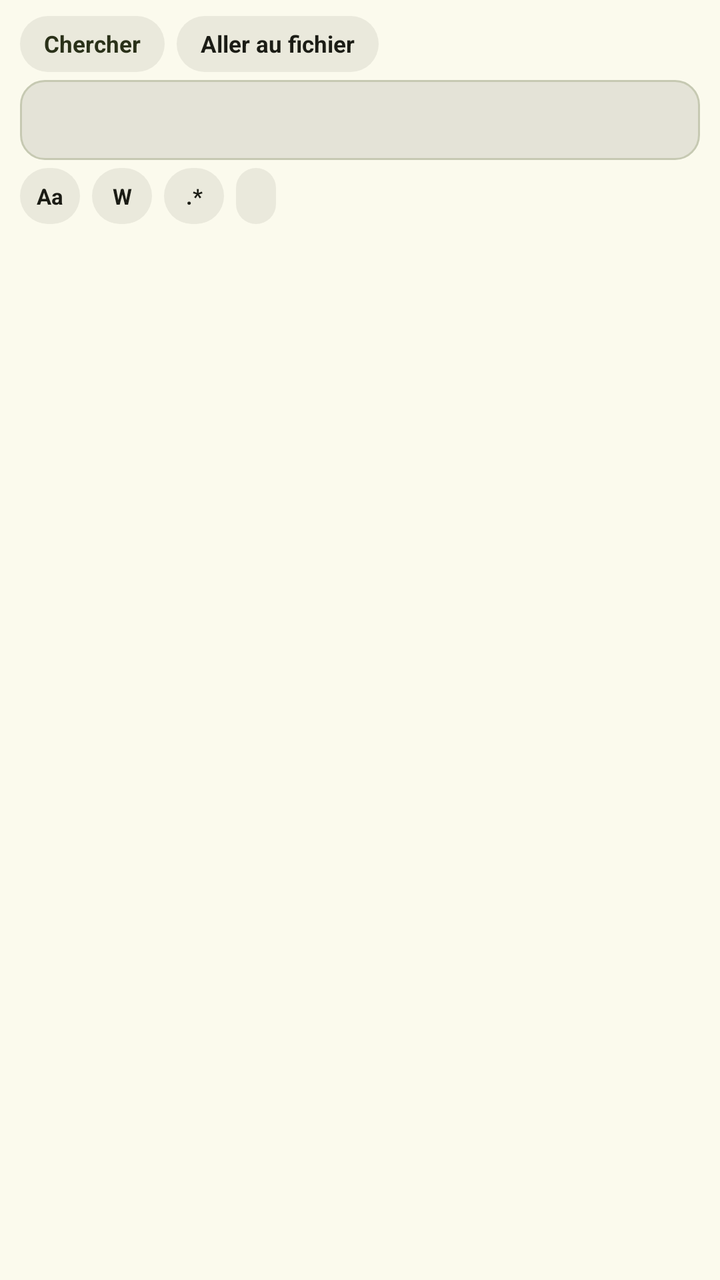
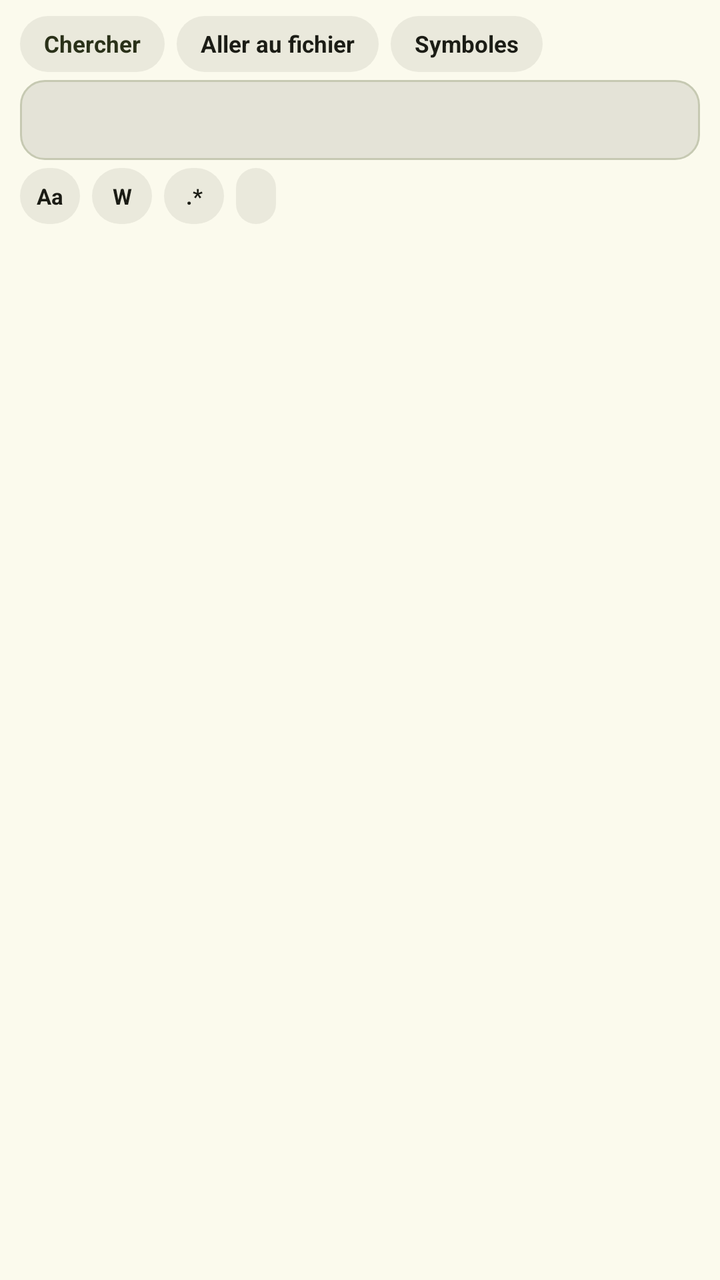

Two renders of the same Android screen: before a commit and after it. Below are the layout's source before the change and the commit's diff.
<!-- AndroidManifest.xml: application theme Theme.JoIDE -->
<!-- res/layout/search_tab_fragment.xml -->
<?xml version="1.0" encoding="utf-8"?>
<LinearLayout xmlns:android="http://schemas.android.com/apk/res/android"
    xmlns:app="http://schemas.android.com/apk/res-auto"
    android:layout_width="match_parent"
    android:layout_height="match_parent"
    android:orientation="vertical">

    
    <LinearLayout
        android:layout_width="match_parent"
        android:layout_height="wrap_content"
        android:orientation="horizontal"
        android:gravity="center_vertical"
        android:paddingStart="10dp"
        android:paddingEnd="10dp"
        android:paddingTop="8dp"
        android:paddingBottom="4dp">

        <TextView
            android:id="@+id/search_mode_text"
            style="@style/Chip"
            android:layout_width="wrap_content"
            android:layout_height="28dp"
            android:gravity="center"
            android:paddingStart="12dp"
            android:paddingEnd="12dp"
            android:text="@string/tiroir_chercher_mode"
            android:textColor="@color/sur_sc2"
            android:textSize="11.5sp"
            android:textStyle="bold" />

        <TextView
            android:id="@+id/search_mode_file"
            style="@style/Chip"
            android:layout_width="wrap_content"
            android:layout_height="28dp"
            android:layout_marginStart="6dp"
            android:gravity="center"
            android:paddingStart="12dp"
            android:paddingEnd="12dp"
            android:text="@string/tiroir_fichier_mode"
            android:textColor="@color/sur"
            android:textSize="11.5sp"
            android:textStyle="bold" />
    </LinearLayout>

    
    <LinearLayout
        android:layout_width="match_parent"
        android:layout_height="wrap_content"
        android:orientation="horizontal"
        android:gravity="center_vertical"
        android:layout_marginStart="10dp"
        android:layout_marginEnd="10dp"
        android:paddingStart="10dp"
        android:paddingEnd="6dp"
        android:background="@drawable/fond_field">

        <EditText
            android:id="@+id/search_field"
            android:layout_width="0dp"
            android:layout_height="40dp"
            android:layout_weight="1"
            android:inputType="text"
            android:imeOptions="actionSearch"
            android:singleLine="true"
            android:background="@null"
            android:textColor="@color/sur"
            android:textColorHint="@color/contour"
            android:textSize="12.5sp" />

        <TextView
            android:id="@+id/search_counter"
            android:layout_width="wrap_content"
            android:layout_height="wrap_content"
            android:layout_marginStart="6dp"
            android:textColor="@color/primaire"
            android:textSize="11.5sp"
            android:textStyle="bold"
            android:visibility="gone" />

        <ImageButton
            android:id="@+id/search_stop"
            style="@style/IconBtn"
            android:layout_width="26dp"
            android:layout_height="26dp"
            android:contentDescription="@string/tiroir_rech_stop"
            android:src="@drawable/ic_stop"
            android:scaleType="centerInside"
            android:visibility="gone"
            app:tint="@color/erreur" />
    </LinearLayout>

    
    <LinearLayout
        android:id="@+id/search_toggles"
        android:layout_width="match_parent"
        android:layout_height="wrap_content"
        android:orientation="horizontal"
        android:gravity="center_vertical"
        android:paddingStart="10dp"
        android:paddingEnd="10dp"
        android:paddingTop="4dp"
        android:paddingBottom="6dp">

        <TextView
            android:id="@+id/search_case"
            android:layout_width="30dp"
            android:layout_height="28dp"
            android:gravity="center"
            android:background="@drawable/fond_chip"
            android:text="@string/tiroir_rech_casse_label"
            android:textColor="@color/sur"
            android:textSize="11sp"
            android:textStyle="bold"
            android:contentDescription="@string/tiroir_rech_casse" />

        <TextView
            android:id="@+id/search_word"
            android:layout_width="30dp"
            android:layout_height="28dp"
            android:layout_marginStart="6dp"
            android:gravity="center"
            android:background="@drawable/fond_chip"
            android:text="@string/tiroir_rech_mot_label"
            android:textColor="@color/sur"
            android:textSize="11sp"
            android:textStyle="bold"
            android:contentDescription="@string/tiroir_rech_mot" />

        <TextView
            android:id="@+id/search_regex"
            android:layout_width="30dp"
            android:layout_height="28dp"
            android:layout_marginStart="6dp"
            android:gravity="center"
            android:background="@drawable/fond_chip"
            android:text="@string/tiroir_rech_regex_label"
            android:textColor="@color/sur"
            android:textSize="11sp"
            android:textStyle="bold"
            android:contentDescription="@string/tiroir_rech_regex" />

        <TextView
            android:id="@+id/search_scope"
            android:layout_width="wrap_content"
            android:layout_height="28dp"
            android:layout_marginStart="6dp"
            android:gravity="center"
            android:paddingStart="10dp"
            android:paddingEnd="10dp"
            android:background="@drawable/fond_chip"
            android:textColor="@color/sur"
            android:textSize="11sp"
            android:textStyle="bold" />
    </LinearLayout>

    
    <LinearLayout
        android:id="@+id/search_replace_box"
        android:layout_width="match_parent"
        android:layout_height="wrap_content"
        android:orientation="horizontal"
        android:gravity="center_vertical"
        android:layout_marginStart="10dp"
        android:layout_marginEnd="10dp"
        android:layout_marginBottom="6dp"
        android:paddingStart="10dp"
        android:paddingEnd="6dp"
        android:background="@drawable/fond_field"
        android:visibility="gone">

        <EditText
            android:id="@+id/search_replace_field"
            android:layout_width="0dp"
            android:layout_height="38dp"
            android:layout_weight="1"
            android:inputType="text"
            android:singleLine="true"
            android:background="@null"
            android:hint="@string/tiroir_rech_remplacer_indice"
            android:textColor="@color/sur"
            android:textColorHint="@color/contour"
            android:textSize="12.5sp" />

        <TextView
            android:id="@+id/search_replace_go"
            android:layout_width="wrap_content"
            android:layout_height="28dp"
            android:gravity="center"
            android:paddingStart="10dp"
            android:paddingEnd="10dp"
            android:background="@drawable/fond_cta"
            android:text="@string/tiroir_rech_tout_remplacer"
            android:textColor="@color/sur_primaire"
            android:textSize="10.5sp"
            android:textStyle="bold" />
    </LinearLayout>

    
    <androidx.recyclerview.widget.RecyclerView
        android:id="@+id/search_results"
        android:layout_width="match_parent"
        android:layout_height="0dp"
        android:layout_weight="1"
        android:paddingStart="10dp"
        android:paddingEnd="10dp"
        android:paddingBottom="10dp"
        android:clipToPadding="false" />
</LinearLayout>
<!-- resources referenced by this layout -->
<resources>
  <color name="contour">#767966</color>
  <color name="erreur">#8F4C38</color>
  <color name="primaire">#465700</color>
  <color name="sur">#1B1C15</color>
  <color name="sur_primaire">#FFFFFF</color>
  <color name="sur_sc2">#2A3119</color>
  <!-- drawable fond_chip (drawable) -->
  <?xml version="1.0" encoding="utf-8"?>
  <shape xmlns:android="http://schemas.android.com/apk/res/android">
      <solid android:color="@color/sc_high" />
      <corners android:radius="19dp" />
  </shape>
  <!-- drawable fond_cta (drawable) -->
  <?xml version="1.0" encoding="utf-8"?>
  <shape xmlns:android="http://schemas.android.com/apk/res/android">
      <solid android:color="@color/primaire" />
      <corners android:topLeftRadius="26dp" android:topRightRadius="12dp"
          android:bottomRightRadius="26dp" android:bottomLeftRadius="12dp" />
  </shape>
  <!-- drawable fond_field (drawable) -->
  <?xml version="1.0" encoding="utf-8"?>
  <shape xmlns:android="http://schemas.android.com/apk/res/android"
      android:shape="rectangle">
      <solid android:color="@color/sc_highest" />
      <stroke android:width="1dp" android:color="@color/contour_var" />
      <corners android:radius="12dp" />
  </shape>
  <string name="tiroir_chercher_mode">Chercher</string>
  <string name="tiroir_fichier_mode">Aller au fichier</string>
  <string name="tiroir_rech_casse">Respecter la casse</string>
  <string name="tiroir_rech_casse_label">Aa</string>
  <string name="tiroir_rech_mot">Mot entier</string>
  <string name="tiroir_rech_mot_label">W</string>
  <string name="tiroir_rech_regex">Expression régulière</string>
  <string name="tiroir_rech_regex_label">.*</string>
  <string name="tiroir_rech_remplacer_indice">Remplacer par…</string>
  <string name="tiroir_rech_stop">Arrêter la recherche</string>
  <string name="tiroir_rech_tout_remplacer">Tout remplacer…</string>
  <style name="Chip" parent="">
          <item name="android:background">@drawable/fond_chip</item>
          <item name="android:minHeight">@dimen/chip_hauteur</item>
          <item name="android:paddingStart">@dimen/chip_padding_h</item>
          <item name="android:paddingEnd">@dimen/chip_padding_h</item>
          <item name="android:gravity">center_vertical</item>
      </style>
  <style name="IconBtn" parent="">
          <item name="android:background">@drawable/fond_iconbtn</item>
      </style>
  <color name="sc_high">#EAE9DC</color>
  <color name="sc_highest">#E4E3D7</color>
  <color name="contour_var">#C6C9B2</color>
  <dimen name="chip_hauteur">38dp</dimen>
  <dimen name="chip_padding_h">15dp</dimen>
  <!-- drawable fond_iconbtn (drawable) -->
  <?xml version="1.0" encoding="utf-8"?>
  <selector xmlns:android="http://schemas.android.com/apk/res/android">
      <item android:state_pressed="true">
          <shape><solid android:color="#1B1C1510" /><corners android:radius="20dp" /></shape>
      </item>
      <item>
          <shape><solid android:color="#00000000" /><corners android:radius="20dp" /></shape>
      </item>
  </selector>
  <color name="conteneur_primaire">#C7EE45</color>
  <color name="sur_conteneur_primaire">#273300</color>
  <color name="sc2">#DEE5C3</color>
  <color name="tertiaire">#6C3E85</color>
  <color name="sur_tertiaire">#FFFFFF</color>
  <color name="conteneur_tertiaire">#F2D9FF</color>
  <color name="sur_conteneur_tertiaire">#3E2457</color>
  <color name="sc">#EFEEE2</color>
  <color name="sur_var">#45483A</color>
  <color name="conteneur_erreur">#FFDBD1</color>
  <color name="sur_conteneur_erreur">#5B1A0B</color>
  <color name="fond">#FBFAED</color>
  <color name="sc_low">#F5F4E7</color>
  <color name="sc_lowest">#FFFFFF</color>
  <!-- unchanged entries left out for length: 2 -->
</resources>

<!-- the commit's change to res/layout/search_tab_fragment.xml (unified diff, before → after) -->
@@ -39,6 +39,21 @@
             android:paddingStart="12dp"
             android:paddingEnd="12dp"
             android:text="@string/tiroir_fichier_mode"
+            android:textColor="@color/sur"
+            android:textSize="11.5sp"
+            android:textStyle="bold" />
+
+        
+        <TextView
+            android:id="@+id/search_mode_symbols"
+            style="@style/Chip"
+            android:layout_width="wrap_content"
+            android:layout_height="28dp"
+            android:layout_marginStart="6dp"
+            android:gravity="center"
+            android:paddingStart="12dp"
+            android:paddingEnd="12dp"
+            android:text="@string/tiroir_symboles_mode"
             android:textColor="@color/sur"
             android:textSize="11.5sp"
             android:textStyle="bold" />
<!-- resource entries referenced after the edit -->
@@ -38,6 +38,7 @@
   <string name="tiroir_rech_remplacer_indice">Remplacer par…</string>
   <string name="tiroir_rech_stop">Arrêter la recherche</string>
   <string name="tiroir_rech_tout_remplacer">Tout remplacer…</string>
+  <string name="tiroir_symboles_mode">Symboles</string>
   <style name="Chip" parent="">
           <item name="android:background">@drawable/fond_chip</item>
           <item name="android:minHeight">@dimen/chip_hauteur</item>
